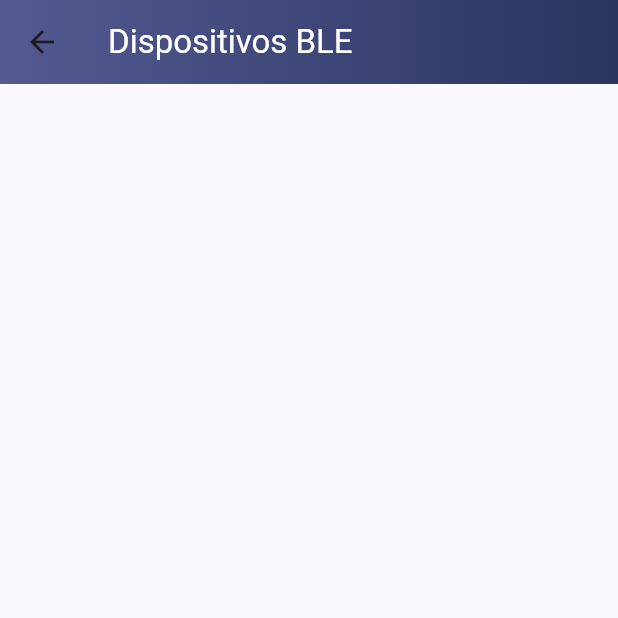
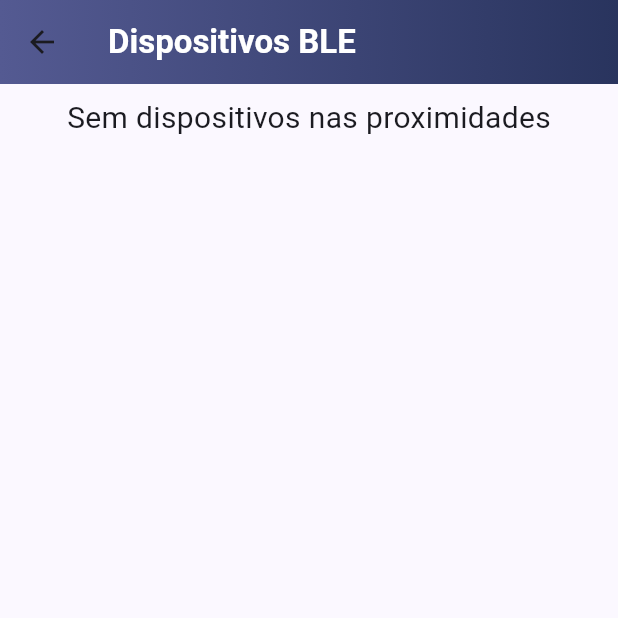
Before and after one commit to AirQyMo/Mobile-Client, a Flutter app: the BleDevicesPageView screen opened directly, on a phone screen of 412 x 824 dp, the top half of it. Run offline on Flutter 3.47's test engine with Material 3 defaults, Android fonts, the phone set to English and light mode, and no system bars; our stand-ins replace permission_handler; missing offline and left inert: plugin.

Commit message:
Página de dispositivos BLE

```diff
--- a/lib/ui/ble_devices/view_models/ble_devices_page_view_model.dart
+++ b/lib/ui/ble_devices/view_models/ble_devices_page_view_model.dart
@@ -1,9 +1,12 @@
+import 'dart:async';
+
 import 'package:flutter/material.dart';
 import 'package:plugin/plugin.dart';
 
 class BleDevicesPageViewModel extends ChangeNotifier {
   final Plugin _plugin;
   final List<Map<dynamic, dynamic>> _devicesList = [];
+  final List<String> _uuidList = [];
   List<Map<dynamic, dynamic>> get devices => _devicesList;
 
   BleDevicesPageViewModel() : _plugin = Plugin() {
@@ -16,12 +19,16 @@ class BleDevicesPageViewModel extends ChangeNotifier {
     getBLEScanState();
   }
 
-  void _listenToBLEStreams() {
-    print('recebendo');
+  void _listenToBLEStreams() async {
+    await _plugin.startListening();
+
     _plugin.onBleDataReceived.listen((device) {
-      print(device);
-      _devicesList.add(device);
-      notifyListeners();
+      var uuid = device['uuid'];
+      if (uuid != null && !_uuidList.contains(uuid)) {
+        _devicesList.add(device);
+        _uuidList.add(uuid);
+        notifyListeners();
+      }
     });
   }
 
--- a/lib/ui/ble_devices/widgets/ble_devices_page_view.dart
+++ b/lib/ui/ble_devices/widgets/ble_devices_page_view.dart
@@ -1,5 +1,6 @@
 import 'package:flutter/material.dart';
 import 'package:mobile_client/ui/ble_devices/view_models/ble_devices_page_view_model.dart';
+import 'package:mobile_client/ui/ble_devices/widgets/ble_device_banner.dart';
 import 'package:provider/provider.dart';
 
 class BleDevicesPageView extends StatefulWidget {
@@ -28,7 +29,11 @@ class _BleDevicesPageViewState extends State<BleDevicesPageView> {
         backgroundColor: Theme.of(context).colorScheme.inversePrimary,
         title: const Text(
           "Dispositivos BLE",
-          style: TextStyle(color: Colors.white),
+          style: TextStyle(
+            color: Colors.white,
+            fontSize: 22,
+            fontWeight: FontWeight.bold,
+          ),
         ),
         flexibleSpace: Container(
           decoration: BoxDecoration(
@@ -47,12 +52,25 @@ class _BleDevicesPageViewState extends State<BleDevicesPageView> {
             create: (context) => bleDevicesPageViewModel,
             child: Consumer<BleDevicesPageViewModel>(
               builder: (context, value, child) {
+                if (value.devices.isEmpty) {
+                  return Center(
+                    child: Padding(
+                      padding: const EdgeInsets.all(8.0),
+                      child: Text(
+                        'Sem dispositivos nas proximidades',
+                        style: TextStyle(fontSize: 20),
+                      ),
+                    ),
+                  );
+                }
                 return Expanded(
                   child: ListView.builder(
                     itemCount: bleDevicesPageViewModel.devices.length,
                     itemBuilder: (context, index) {
-                      return Text(
-                        bleDevicesPageViewModel.devices[index]['name'],
+                      return BleDeviceBanner(
+                        name: value.devices[index]['name'],
+                        uuid: value.devices[index]['uuid'],
+                        rssi: value.devices[index]['rssi'],
                       );
                     },
                   ),
--- a/lib/ui/home/view_models/home_page_view_model.dart
+++ b/lib/ui/home/view_models/home_page_view_model.dart
@@ -1,4 +1,5 @@
 import 'dart:convert';
+import 'dart:developer';
 
 import 'package:flutter/material.dart';
 import 'package:plugin/plugin.dart';
@@ -30,6 +31,7 @@ class HomePageViewModel extends ChangeNotifier {
 
   void _setupMessageListener() {
     _plugin.onMessageReceived.listen((novaMensagem) {
+      log('recebeu alerta');
       var mensagemJson = jsonDecode(novaMensagem);
       _mensagens.insert(0, mensagemJson);
       notifyListeners();
```
Also changed, not shown: lib/ui/ble_devices/widgets/ble_device_banner.dart (+15 -9 lines), lib/ui/home/widgets/home_page_view.dart (+11 -0 lines), lib/ui/settings/widgets/settings_page_view.dart (+8 -1 lines), 1 other file.
